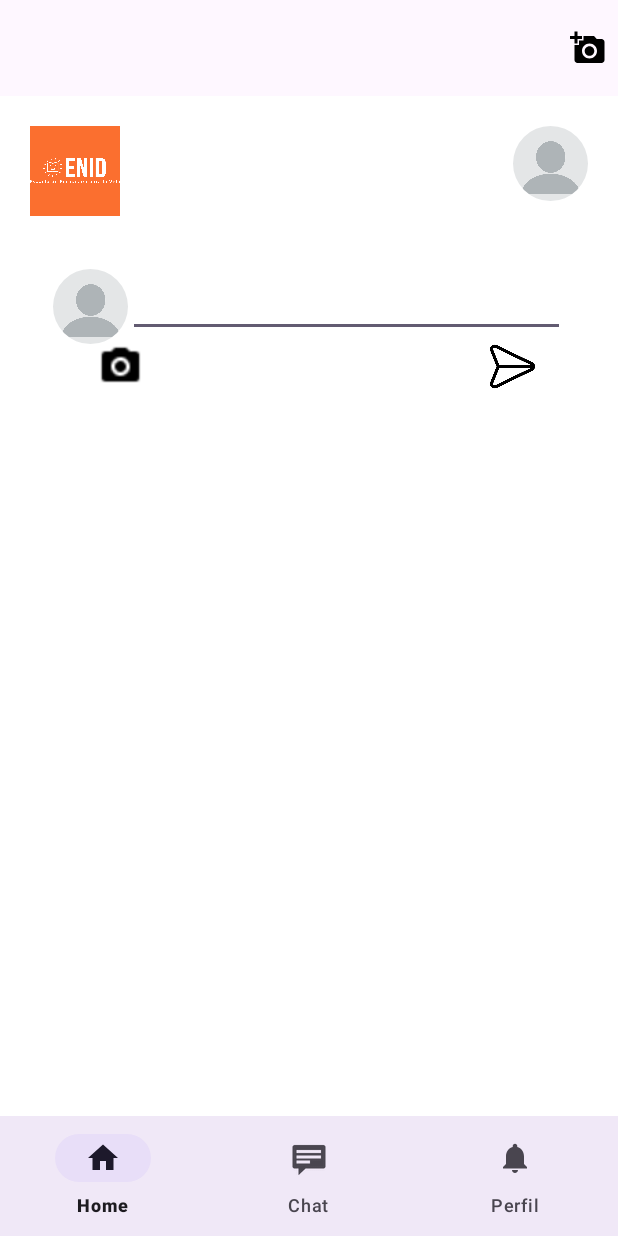
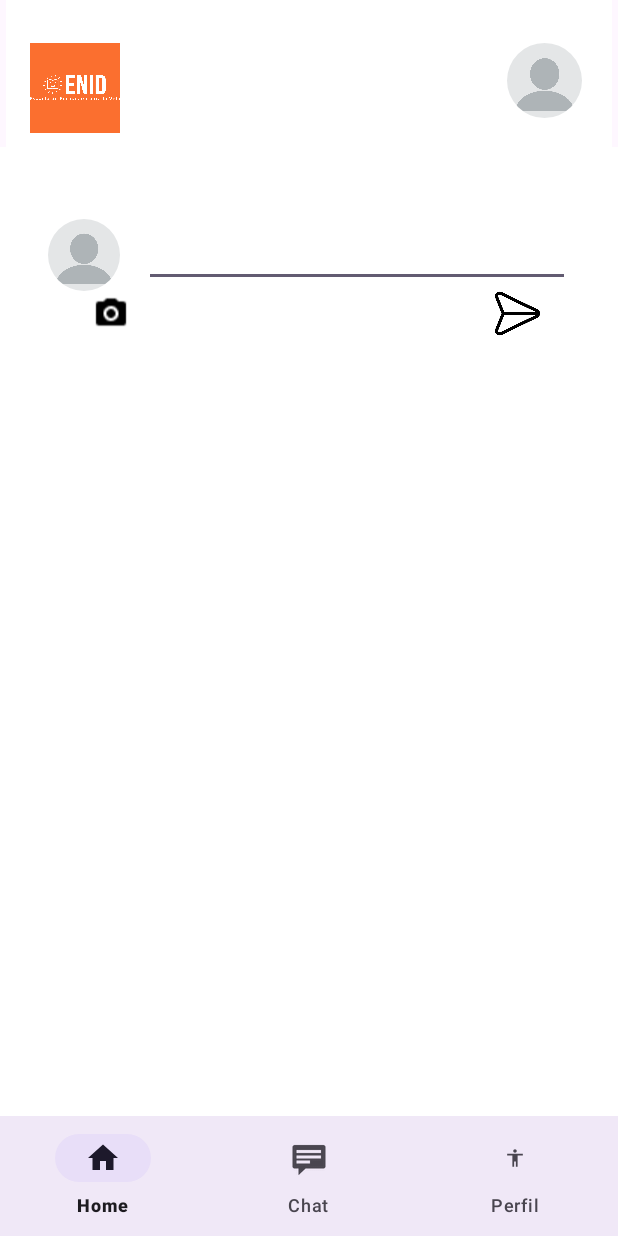
Before and after one commit to SantiagoSantafe/EnidProyect, an Android app: the HomeActivity screen opened directly, with no data from a screen before it, on a phone screen of 412 x 824 dp. Run offline under Robolectric (Android 15) with nearby library versions, the phone set to English and light mode, and no system bars; our stand-ins replace Firebase (no records; nobody signed in at launch, a user with empty details on screens opened directly), navigation-ui.

Commit message:
Fix medidas

```diff
--- a/app/src/main/java/com/santiago/enidproyect/LogIn.kt
+++ b/app/src/main/java/com/santiago/enidproyect/LogIn.kt
@@ -46,6 +46,7 @@ class LogIn : AppCompatActivity() {
         val signInIntent = googleSignInClient.signInIntent
         startActivityForResult(signInIntent, RC_SIGN_IN)
     }
+    @Deprecated("This method has been deprecated in favor of using the Activity Result API\n      which brings increased type safety via an {@link ActivityResultContract} and the prebuilt\n      contracts for common intents available in\n      {@link androidx.activity.result.contract.ActivityResultContracts}, provides hooks for\n      testing, and allow receiving results in separate, testable classes independent from your\n      activity. Use\n      {@link #registerForActivityResult(ActivityResultContract, ActivityResultCallback)}\n      with the appropriate {@link ActivityResultContract} and handling the result in the\n      {@link ActivityResultCallback#onActivityResult(Object) callback}.")
     public override fun onActivityResult(requestCode: Int, resultCode: Int, data: Intent?) {
         super.onActivityResult(requestCode, resultCode, data)
 
--- /dev/null
+++ b/app/src/main/res/drawable/profile_foreground.xml
@@ -0,0 +1,15 @@
+<vector xmlns:android="http://schemas.android.com/apk/res/android"
+    android:width="108dp"
+    android:height="108dp"
+    android:viewportWidth="24"
+    android:viewportHeight="24"
+    android:tint="#000000">
+  <group android:scaleX="0.58"
+      android:scaleY="0.58"
+      android:translateX="5.04"
+      android:translateY="5.04">
+    <path
+        android:fillColor="@android:color/white"
+        android:pathData="M12,2c1.1,0 2,0.9 2,2s-0.9,2 -2,2 -2,-0.9 -2,-2 0.9,-2 2,-2zM21,9h-6v13h-2v-6h-2v6L9,22L9,9L3,9L3,7h18v2z"/>
+  </group>
+</vector>
--- a/app/src/main/res/layout/activity_home.xml
+++ b/app/src/main/res/layout/activity_home.xml
@@ -10,28 +10,47 @@
 
     <androidx.appcompat.widget.Toolbar
         android:id="@+id/my_toolbar"
-        android:layout_width="match_parent"
-        android:layout_height="?attr/actionBarSize"
-        app:layout_constraintTop_toTopOf="parent"
+        android:layout_width="404dp"
+        android:layout_height="98dp"
         app:layout_constraintLeft_toLeftOf="parent"
         app:layout_constraintRight_toRightOf="parent"
-        tools:layout_editor_absoluteX="0dp">
+        app:layout_constraintTop_toTopOf="parent"
+        android:background="@android:color/white">
 
-        <FrameLayout
+        <LinearLayout
+            android:id="@+id/ll1"
             android:layout_width="match_parent"
-            android:layout_height="match_parent">
+            android:layout_height="wrap_content"
+            android:orientation="horizontal">
+
+            <ImageView
+                android:id="@+id/logo_menu"
+                android:layout_width="60dp"
+                android:layout_height="60dp"
+                android:layout_marginTop="20dp"
+                android:background="@color/Primary_Orange"
+                android:clickable="true"
+                android:contextClickable="true"
+                android:src="@drawable/logoenid" />
 
 
-            <ImageView
-                android:id="@+id/profile_image"
-                android:layout_width="40dp"
-                android:layout_height="40dp"
-                android:layout_gravity="end|center_vertical"
-                android:contentDescription="@string/profile_image_desc"
-                android:padding="8dp"
-                android:src="@drawable/ic_profile_placeholder" />
+            <Space
+                android:layout_width="wrap_content"
+                android:layout_height="wrap_content"
+                android:layout_weight="1" />
 
-        </FrameLayout>
+
+            <com.google.android.material.imageview.ShapeableImageView
+                android:id="@+id/profile_image_btn"
+                android:layout_width="50dp"
+                android:layout_height="50dp"
+                android:layout_marginTop="20dp"
+                android:layout_marginRight="20dp"
+                android:clickable="true"
+                android:contextClickable="true"
+                android:src="@drawable/perfil_de_usuario_default"
+                app:shapeAppearanceOverlay="@style/circular" />
+        </LinearLayout>
 
     </androidx.appcompat.widget.Toolbar>
 
--- a/app/src/main/res/layout/fragment_home.xml
+++ b/app/src/main/res/layout/fragment_home.xml
@@ -1,51 +1,15 @@
-<?xml version="1.0" encoding="utf-8"?>
 <RelativeLayout xmlns:android="http://schemas.android.com/apk/res/android"
     xmlns:app="http://schemas.android.com/apk/res-auto"
     xmlns:tools="http://schemas.android.com/tools"
     android:layout_width="match_parent"
     android:layout_height="match_parent"
     android:background="@color/white"
-    android:paddingLeft="20dp"
-    android:paddingRight="20dp"
+    android:padding="16dp"
     tools:context=".ui.home.HomeFragment">
 
-    <LinearLayout
-        android:id="@+id/ll1"
-        android:layout_width="match_parent"
-        android:layout_height="wrap_content"
-        android:orientation="horizontal">
-
-        <ImageView
-            android:id="@+id/logo_menu"
-            android:layout_width="60dp"
-            android:layout_height="60dp"
-            android:layout_marginTop="20dp"
-            android:clickable="true"
-            android:contextClickable="true"
-            android:src="@drawable/logoenid"
-            android:background="@color/Primary_Orange"/>
-
-
-        <Space
-            android:layout_width="wrap_content"
-            android:layout_height="wrap_content"
-            android:layout_weight="1" />
-
-
-        <com.google.android.material.imageview.ShapeableImageView
-            android:id="@+id/profile_image_btn"
-            android:layout_width="50dp"
-            android:layout_height="50dp"
-            android:layout_marginTop="20dp"
-            android:clickable="true"
-            android:contextClickable="true"
-            app:shapeAppearanceOverlay="@style/circular"
-            android:src="@drawable/perfil_de_usuario_default" />
-    </LinearLayout>
     <ScrollView
         android:layout_width="match_parent"
-        android:layout_height="wrap_content"
-        android:layout_below="@+id/ll1">
+        android:layout_height="wrap_content">
         <RelativeLayout
             android:layout_width="match_parent"
             android:layout_height="wrap_content">
@@ -53,14 +17,11 @@
                 android:id="@+id/ll2"
                 android:layout_width="match_parent"
                 android:layout_height="wrap_content"
-                android:layout_marginTop="20dp"
-                android:layout_marginBottom="20dp"
+                android:layout_marginTop="16dp"
+                android:layout_marginBottom="16dp"
                 android:background="@color/white"
                 android:orientation="vertical"
-                android:paddingLeft="15dp"
-                android:paddingTop="15dp"
-                android:paddingRight="15dp"
-                android:paddingBottom="15dp"
+                android:padding="16dp"
                 android:gravity="center">
 
                 <LinearLayout
@@ -70,8 +31,8 @@
 
                     <com.google.android.material.imageview.ShapeableImageView
                         android:id="@+id/profile_image"
-                        android:layout_width="50dp"
-                        android:layout_height="50dp"
+                        android:layout_width="48dp"
+                        android:layout_height="48dp"
                         app:shapeAppearanceOverlay="@style/circular"
                         android:clickable="true"
                         android:contextClickable="true"
@@ -79,15 +40,17 @@
 
                     <MultiAutoCompleteTextView
                         android:id="@+id/multiAutoCompleteTextView"
-                        android:layout_width="wrap_content"
+                        android:layout_width="0dp"
                         android:layout_height="wrap_content"
                         android:layout_weight="1"
+                        android:layout_marginStart="16dp"
                         />
                 </LinearLayout>
                 <ImageView
                     android:id="@+id/img_camara"
-                    android:layout_width="200dp"
+                    android:layout_width="match_parent"
                     android:layout_height="200dp"
+                    android:layout_marginTop="16dp"
                     android:visibility="gone"/>
                 <LinearLayout
                     android:layout_width="match_parent"
@@ -98,14 +61,14 @@
 
                     <ImageView
                         android:id="@+id/camara_btn"
-                        android:layout_width="30dp"
-                        android:layout_height="30dp"
+                        android:layout_width="wrap_content"
+                        android:layout_height="match_parent"
                         android:clickable="true"
                         android:contextClickable="true"
                         android:src="@drawable/camera_icon" />
 
                     <Space
-                        android:layout_width="wrap_content"
+                        android:layout_width="0dp"
                         android:layout_height="wrap_content"
                         android:layout_weight="1" />
 
--- a/app/src/main/res/menu/bottom_nav_menu.xml
+++ b/app/src/main/res/menu/bottom_nav_menu.xml
@@ -13,7 +13,7 @@
 
     <item
         android:id="@+id/navigation_notifications"
-        android:icon="@drawable/ic_notifications_black_24dp"
+        android:icon="@drawable/profile_foreground"
         android:title="@string/title_perfil" />
 
 </menu>
--- /dev/null
+++ b/app/src/main/res/mipmap-anydpi-v26/profile.xml
@@ -0,0 +1,5 @@
+<?xml version="1.0" encoding="utf-8"?>
+<adaptive-icon xmlns:android="http://schemas.android.com/apk/res/android">
+    <background android:drawable="@color/profile_background"/>
+    <foreground android:drawable="@drawable/profile_foreground"/>
+</adaptive-icon>
--- /dev/null
+++ b/app/src/main/res/mipmap-anydpi-v26/profile_round.xml
@@ -0,0 +1,5 @@
+<?xml version="1.0" encoding="utf-8"?>
+<adaptive-icon xmlns:android="http://schemas.android.com/apk/res/android">
+    <background android:drawable="@color/profile_background"/>
+    <foreground android:drawable="@drawable/profile_foreground"/>
+</adaptive-icon>
--- /dev/null
+++ b/app/src/main/res/values/profile_background.xml
@@ -0,0 +1,4 @@
+<?xml version="1.0" encoding="utf-8"?>
+<resources>
+    <color name="profile_background">#FB6F2F</color>
+</resources>
```
Also changed, not shown: app/src/main/profile-playstore.png (added), app/src/main/res/mipmap-hdpi/profile.webp (added), app/src/main/res/mipmap-hdpi/profile_round.webp (added), app/src/main/res/mipmap-mdpi/profile.webp (added), app/src/main/res/mipmap-mdpi/profile_round.webp (added), app/src/main/res/mipmap-xhdpi/profile.webp (added), app/src/main/res/mipmap-xhdpi/profile_round.webp (added), app/src/main/res/mipmap-xxhdpi/profile.webp (added), app/src/main/res/mipmap-xxhdpi/profile_round.webp (added), app/src/main/res/mipmap-xxxhdpi/profile.webp (added), app/src/main/res/mipmap-xxxhdpi/profile_round.webp (added).
